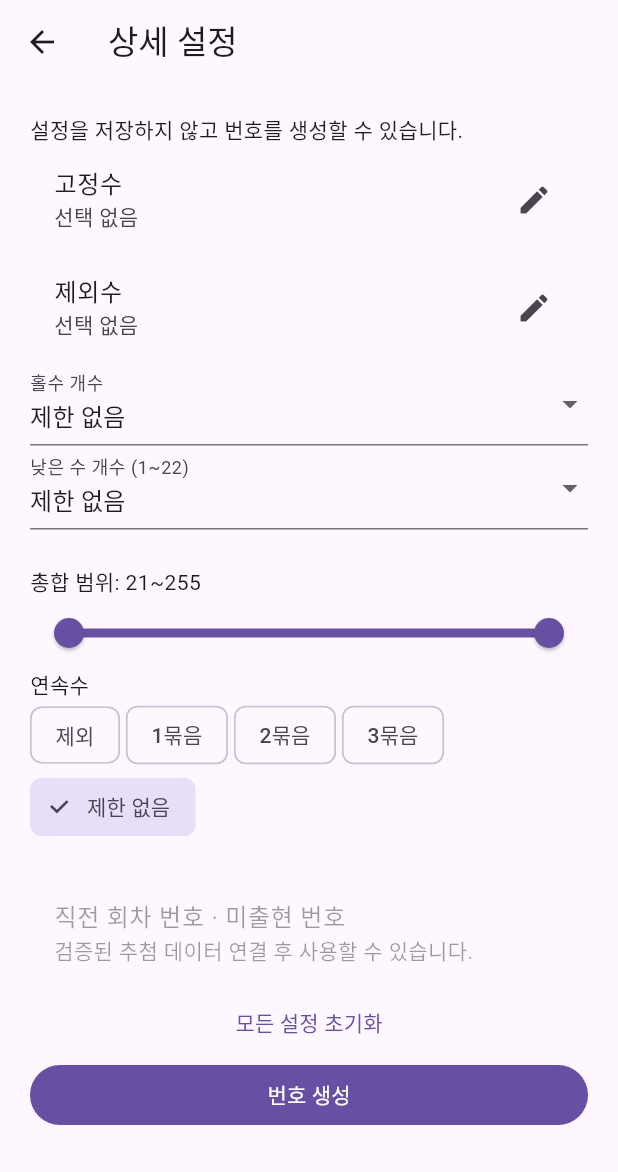
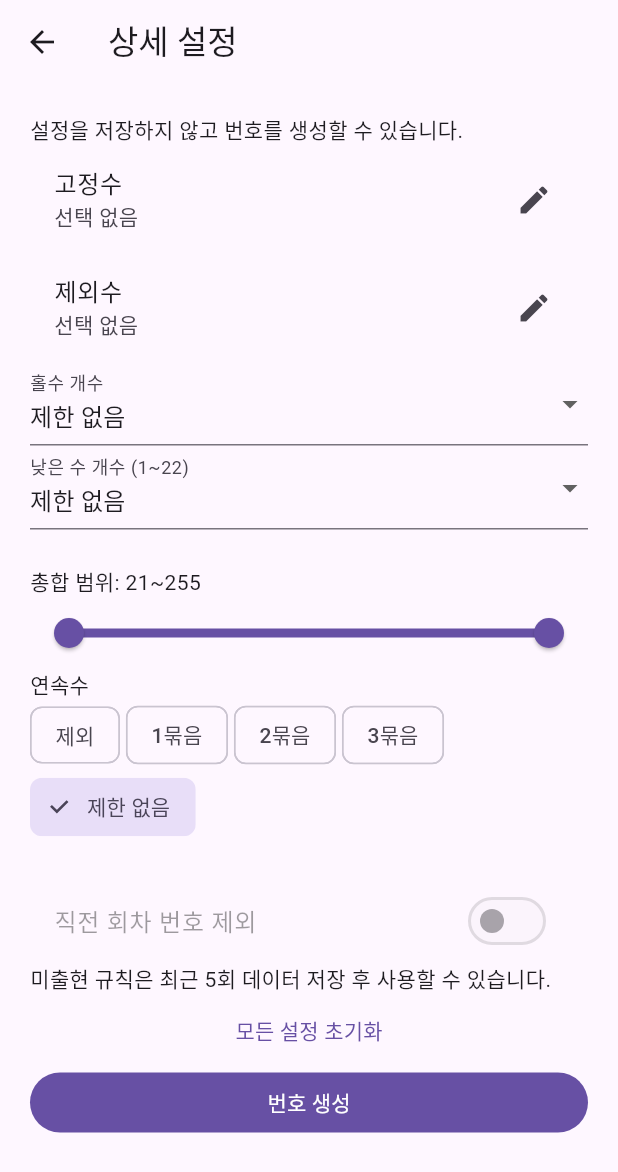
Before and after one commit to tenisme/easy_lotto, a Flutter app: the SettingsEditor screen opened directly, after a tap on "모든 설정 초기화", on a phone screen of 412 x 824 dp. Shown: the top 1172 px of the screen. Run offline on Flutter 3.47's test engine with Material 3 defaults, Android fonts, the phone set to English and light mode, and no system bars; our stand-ins replace shared_preferences; accounts and stored records are empty; network calls fail.

Commit message:
Connect weekly draw cache and history-based recommendation options

```diff
--- a/lib/settings_editor.dart
+++ b/lib/settings_editor.dart
@@ -3,8 +3,9 @@ import 'domain/recommendation.dart';
 
 /// Edits a temporary preset; returning an option does not persist it.
 class SettingsEditor extends StatefulWidget {
-  const SettingsEditor({super.key, this.initial});
+  const SettingsEditor({super.key, this.initial, this.draws = const []});
   final RecommendationOptions? initial;
+  final List<DrawResult> draws;
   @override
   State<SettingsEditor> createState() => _SettingsEditorState();
 }
@@ -13,6 +14,9 @@ class _SettingsEditorState extends State<SettingsEditor> {
   late Set<int> fixed;
   late Set<int> excluded;
   int? odd, low, groups;
+  bool previous = false, previousBonus = true, missingBonus = true;
+  int? missing;
+  int missingRounds = 5;
   List<int>? oneLengths, twoLengths;
   RangeValues sum = const RangeValues(21, 255);
   @override
@@ -27,6 +31,11 @@ class _SettingsEditorState extends State<SettingsEditor> {
     odd = o.oddCount;
     low = o.lowCount;
     groups = o.groupCount;
+    previous = o.excludePrevious;
+    previousBonus = o.previousIncludesBonus;
+    missing = o.missingCount;
+    missingRounds = o.missingRounds;
+    missingBonus = o.missingIncludesBonus;
     oneLengths = o.groupCount == 1 ? o.groupLengths : null;
     twoLengths = o.groupCount == 2 ? o.groupLengths : null;
     sum = RangeValues(o.minSum.toDouble(), o.maxSum.toDouble());
@@ -191,11 +200,46 @@ class _SettingsEditorState extends State<SettingsEditor> {
               }),
             ),
           const SizedBox(height: 24),
-          const ListTile(
-            title: Text('직전 회차 번호 · 미출현 번호'),
-            subtitle: Text('검증된 추첨 데이터 연결 후 사용할 수 있습니다.'),
-            enabled: false,
+          SwitchListTile(
+            title: const Text('직전 회차 번호 제외'),
+            value: previous,
+            onChanged: widget.draws.isEmpty
+                ? null
+                : (v) => setState(() => previous = v),
           ),
+          if (previous)
+            SwitchListTile(
+              title: const Text('보너스 포함 7개 제외'),
+              value: previousBonus,
+              onChanged: (v) => setState(() => previousBonus = v),
+            ),
+          if (widget.draws.length >= 5) ...[
+            DropdownButtonFormField<int>(
+              initialValue: missing ?? 0,
+              decoration: const InputDecoration(labelText: '미출현 번호 포함 수'),
+              items: [
+                const DropdownMenuItem(value: 0, child: Text('사용 안 함')),
+                for (var n = 1; n <= 6; n++)
+                  DropdownMenuItem(value: n, child: Text('$n개')),
+              ],
+              onChanged: (v) => setState(() => missing = v == 0 ? null : v),
+            ),
+            DropdownButtonFormField<int>(
+              initialValue: missingRounds,
+              decoration: const InputDecoration(labelText: '미출현 기준 기간'),
+              items: [
+                for (var n = 1; n <= widget.draws.length && n <= 100; n++)
+                  DropdownMenuItem(value: n, child: Text('최근 $n회')),
+              ],
+              onChanged: (v) => setState(() => missingRounds = v!),
+            ),
+            SwitchListTile(
+              title: const Text('보너스 포함 7개로 출현 판정'),
+              value: missingBonus,
+              onChanged: (v) => setState(() => missingBonus = v),
+            ),
+          ] else
+            const Text('미출현 규칙은 최근 5회 데이터 저장 후 사용할 수 있습니다.'),
           TextButton(
             onPressed: () => setState(() => load(RecommendationOptions())),
             child: const Text('모든 설정 초기화'),
@@ -211,6 +255,11 @@ class _SettingsEditorState extends State<SettingsEditor> {
                 minSum: sum.start.round(),
                 maxSum: sum.end.round(),
                 groupCount: groups,
+                excludePrevious: previous,
+                previousIncludesBonus: previousBonus,
+                missingCount: missing,
+                missingRounds: missingRounds,
+                missingIncludesBonus: missingBonus,
                 groupLengths: groups == 1
                     ? oneLengths
                     : groups == 2
--- a/pubspec.yaml
+++ b/pubspec.yaml
@@ -9,6 +9,9 @@ environment:
 dependencies:
   flutter:
     sdk: flutter
+  http: ^1.6.0
+  shared_preferences: ^2.5.6
+  url_launcher: ^6.3.3
 
 dev_dependencies:
   flutter_test:
```
Also changed, not shown: lib/draw_store.dart (added, +99 -0 lines), lib/main.dart (+42 -5 lines), pubspec.lock, 8 other files.
